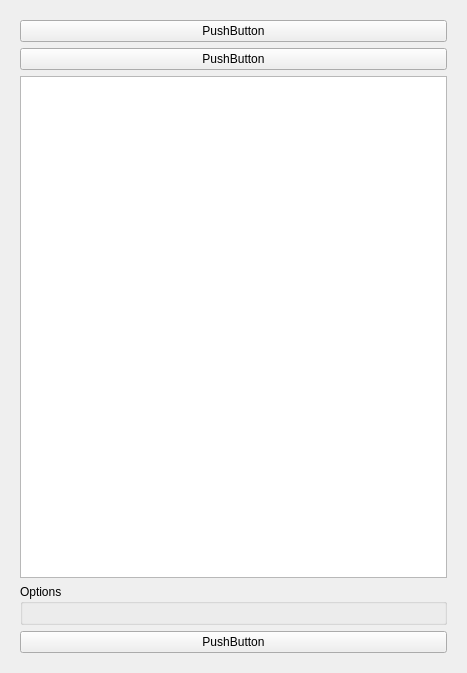
Before: the Qt Designer form editor/editor.ui in strattonbrazil/pagemaster, drawn with Qt 5.
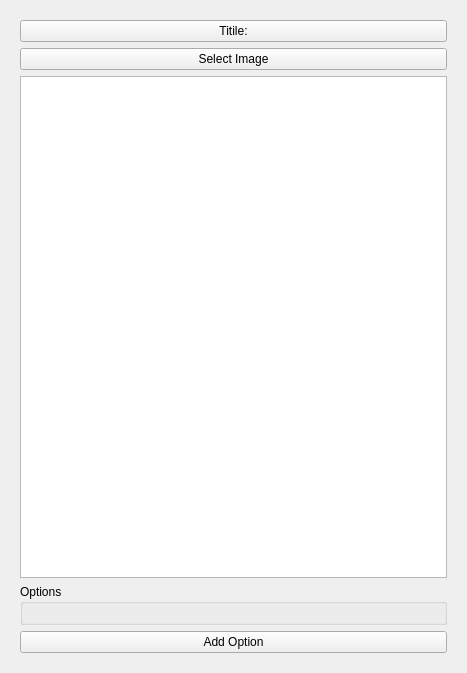
After: the same form once the commit is applied. The open tabs and pages were chosen to show the change.

Commit message: Lots of editor fixes and playing with pdf rendering

```diff
--- a/editor/editor.ui
+++ b/editor/editor.ui
@@ -35,14 +35,14 @@
        <item>
         <widget class="QPushButton" name="titleButton">
          <property name="text">
-          <string>PushButton</string>
+          <string>Titile:</string>
          </property>
         </widget>
        </item>
        <item>
         <widget class="QPushButton" name="imageButton">
          <property name="text">
-          <string>PushButton</string>
+          <string>Select Image</string>
          </property>
         </widget>
        </item>
@@ -60,7 +60,7 @@
        <item>
         <widget class="QPushButton" name="addOptionButton">
          <property name="text">
-          <string>PushButton</string>
+          <string>Add Option</string>
          </property>
         </widget>
        </item>
```
Left out of the diff: 3 changed lines with no effect on the pictures. The commit also changes 5 other files.
